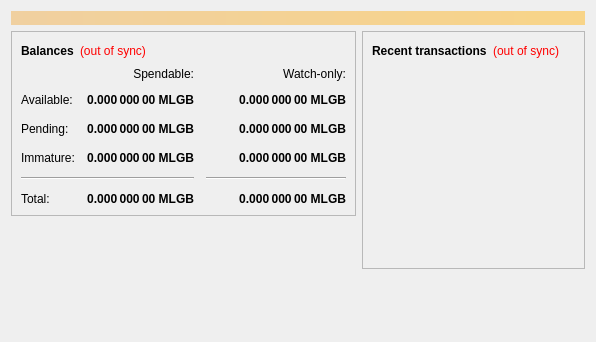
Old version of the form src/qt/forms/overviewpage.ui in the repository MassGrid/MassGrid.
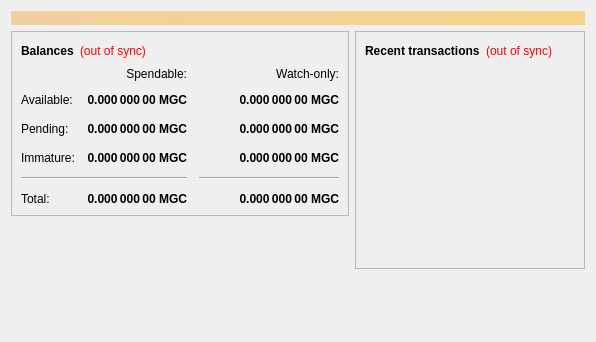
New version of the form.

Commit message: MLGB to Mass Grid Chain!

```diff
--- a/src/qt/forms/overviewpage.ui
+++ b/src/qt/forms/overviewpage.ui
@@ -112,7 +112,7 @@
                <string>Unconfirmed transactions to watch-only addresses</string>
               </property>
               <property name="text">
-               <string notr="true">0.000 000 00 MLGB</string>
+               <string notr="true">0.000 000 00 MGC</string>
               </property>
               <property name="alignment">
                <set>Qt::AlignRight|Qt::AlignTrailing|Qt::AlignVCenter</set>
@@ -137,7 +137,7 @@
                <string>Total of transactions that have yet to be confirmed, and do not yet count toward the spendable balance</string>
               </property>
               <property name="text">
-               <string notr="true">0.000 000 00 MLGB</string>
+               <string notr="true">0.000 000 00 MGC</string>
               </property>
               <property name="alignment">
                <set>Qt::AlignRight|Qt::AlignTrailing|Qt::AlignVCenter</set>
@@ -162,7 +162,7 @@
                <string>Mined balance in watch-only addresses that has not yet matured</string>
               </property>
               <property name="text">
-               <string notr="true">0.000 000 00 MLGB</string>
+               <string notr="true">0.000 000 00 MGC</string>
               </property>
               <property name="alignment">
                <set>Qt::AlignRight|Qt::AlignTrailing|Qt::AlignVCenter</set>
@@ -220,7 +220,7 @@
                <string>Mined balance that has not yet matured</string>
               </property>
               <property name="text">
-               <string notr="true">0.000 000 00 MLGB</string>
+               <string notr="true">0.000 000 00 MGC</string>
               </property>
               <property name="alignment">
                <set>Qt::AlignRight|Qt::AlignTrailing|Qt::AlignVCenter</set>
@@ -265,7 +265,7 @@
                <string>Your current total balance</string>
               </property>
               <property name="text">
-               <string notr="true">0.000 000 00 MLGB</string>
+               <string notr="true">0.000 000 00 MGC</string>
               </property>
               <property name="alignment">
                <set>Qt::AlignRight|Qt::AlignTrailing|Qt::AlignVCenter</set>
@@ -290,7 +290,7 @@
                <string>Current total balance in watch-only addresses</string>
               </property>
               <property name="text">
-               <string notr="true">0.000 000 00 MLGB</string>
+               <string notr="true">0.000 000 00 MGC</string>
               </property>
               <property name="alignment">
                <set>Qt::AlignRight|Qt::AlignTrailing|Qt::AlignVCenter</set>
@@ -332,7 +332,7 @@
                <string>Your current spendable balance</string>
               </property>
               <property name="text">
-               <string notr="true">0.000 000 00 MLGB</string>
+               <string notr="true">0.000 000 00 MGC</string>
               </property>
               <property name="alignment">
                <set>Qt::AlignRight|Qt::AlignTrailing|Qt::AlignVCenter</set>
@@ -357,7 +357,7 @@
                <string>Your current balance in watch-only addresses</string>
               </property>
               <property name="text">
-               <string notr="true">0.000 000 00 MLGB</string>
+               <string notr="true">0.000 000 00 MGC</string>
               </property>
               <property name="alignment">
                <set>Qt::AlignRight|Qt::AlignTrailing|Qt::AlignVCenter</set>
```
Left out of the diff: 4 changed lines with no effect on the pictures. The commit also changes 475 other files.
